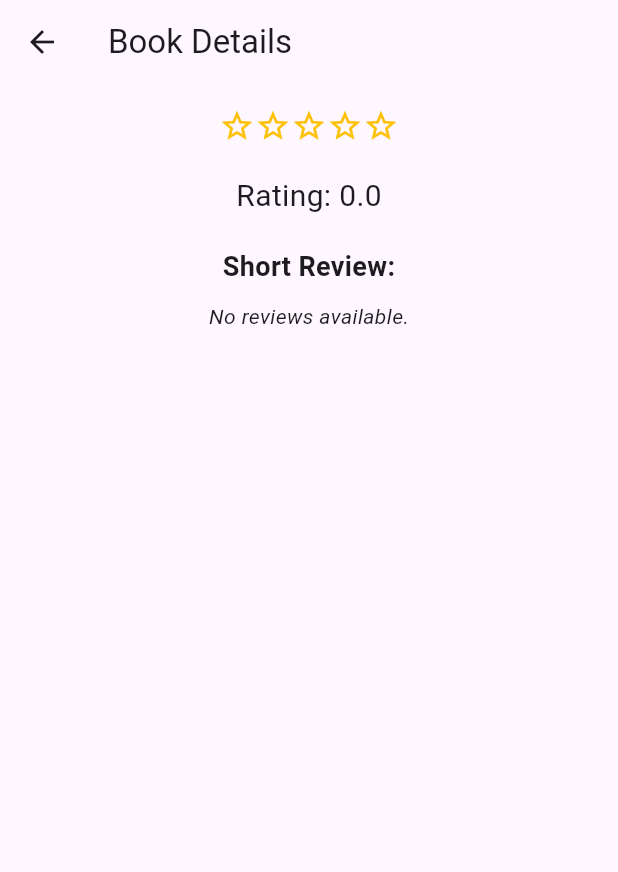
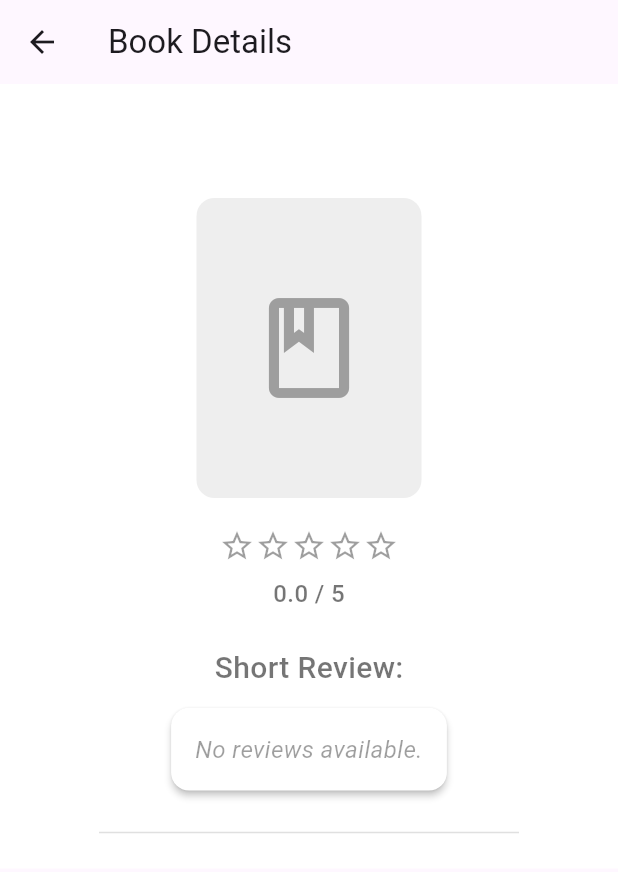
Before and after one commit to ArtemLobk/reviews-books-app, a Flutter app: the BookDetailPage screen opened directly with empty values, on a phone screen of 412 x 824 dp. Shown: the top 872 px of the screen. Run offline on Flutter 3.47's test engine with Material 3 defaults, Android fonts, the phone set to English and light mode, and no system bars.

```diff
--- a/lib/add_book_page.dart
+++ b/lib/add_book_page.dart
@@ -28,17 +28,23 @@ class _AddBookPageState extends State<AddBookPage> {
               decoration: const InputDecoration(labelText: 'Book Title'),
             ),
             const SizedBox(height: 20),
-            Slider(
-              value: _rating,
-              min: 0,
-              max: 5,
-              divisions: 5,
-              label: _rating.toStringAsFixed(1),
-              onChanged: (value) {
-                setState(() {
-                  _rating = value;
-                });
-              },
+            // Star Rating Row
+            Row(
+              mainAxisAlignment: MainAxisAlignment.center,
+              children: List.generate(5, (index) {
+                return IconButton(
+                  icon: Icon(
+                    index < _rating ? Icons.star : Icons.star_border,
+                    color: Colors.amber,
+                    size: 40.0,
+                  ),
+                  onPressed: () {
+                    setState(() {
+                      _rating = index + 1.0;
+                    });
+                  },
+                );
+              }),
             ),
             Text('Rating: ${_rating.toStringAsFixed(1)}'),
             const SizedBox(height: 20),
--- a/lib/book_detail_page.dart
+++ b/lib/book_detail_page.dart
@@ -9,11 +9,51 @@ class BookDetailPage extends StatelessWidget {
   @override
   Widget build(BuildContext context) {
     return Scaffold(
-      appBar: AppBar(title: const Text('Book Details')),
-      body: Padding(
+      appBar: AppBar(
+        title: const Text('Book Details'),
+        backgroundColor: Colors.transparent, // Transparent app bar
+        elevation: 0, // Remove shadow for a flat design
+      ),
+      body: Container(
+        color: Colors.white, // Neutral white background
         padding: const EdgeInsets.all(16.0),
+        child: SingleChildScrollView(
           child: Column(
+            crossAxisAlignment: CrossAxisAlignment.center,
             children: [
+              // Book Title Section
+              Padding(
+                padding: const EdgeInsets.only(bottom: 20),
+                child: Text(
+                  book.title,
+                  style: const TextStyle(
+                    fontSize: 28,
+                    fontWeight: FontWeight.w600,
+                    color:
+                        Colors.black87, // Dark gray text for a minimalist feel
+                  ),
+                  textAlign: TextAlign.center,
+                ),
+              ),
+
+              // Book Cover (Placeholder image)
+              Container(
+                margin: const EdgeInsets.only(bottom: 20),
+                decoration: BoxDecoration(
+                  borderRadius: BorderRadius.circular(12),
+                  color:
+                      Colors.grey[200], // Soft gray background for book cover
+                ),
+                width: 150,
+                height: 200,
+                child: const Icon(
+                  Icons.book_outlined,
+                  size: 80,
+                  color: Colors.grey, // Gray icon for the minimalist style
+                ),
+              ),
+
+              // Rating Section
               Row(
                 mainAxisAlignment: MainAxisAlignment.center,
                 children: List.generate(
@@ -22,30 +62,87 @@ class BookDetailPage extends StatelessWidget {
                     starIndex < book.rating.floor()
                         ? Icons.star
                         : Icons.star_border,
-                  color: Colors.amber,
+                    color: Colors.black38, // Lighter gray for the star color
+                    size: 24, // Moderate star size
                   ),
                 ),
               ),
-            const SizedBox(height: 20),
+              const SizedBox(height: 8),
+
+              // Rating Text
               Text(
-              'Rating: ${book.rating}',
-              style: const TextStyle(fontSize: 20),
+                '${book.rating} / 5',
+                style: const TextStyle(
+                  fontSize: 16,
+                  fontWeight: FontWeight.w500,
+                  color: Colors.black54, // Soft gray text for rating
                 ),
-            const SizedBox(height: 20),
-            const Text('Short Review:',
-                style: TextStyle(fontSize: 18, fontWeight: FontWeight.bold)),
-            const SizedBox(height: 10),
-            // Check if there are reviews
+              ),
+              const SizedBox(height: 24),
+
+              // Short Review Header
+              const Text(
+                'Short Review:',
+                style: TextStyle(
+                  fontSize: 20,
+                  fontWeight: FontWeight.w500,
+                  color: Colors.black54, // Soft gray text
+                ),
+              ),
+              const SizedBox(height: 12),
+
+              // Review Text or No Review Text
               book.reviews.isNotEmpty
-                ? Text(
+                  ? Card(
+                      margin: const EdgeInsets.only(bottom: 20),
+                      elevation: 2,
+                      shape: RoundedRectangleBorder(
+                        borderRadius: BorderRadius.circular(12),
+                      ),
+                      color: Colors.white,
+                      child: Padding(
+                        padding: const EdgeInsets.all(16.0),
+                        child: Text(
                           book.reviews.first.reviewText,
-                    style: const TextStyle(fontSize: 18),
+                          style: const TextStyle(
+                            fontSize: 16,
+                            color: Colors.black54, // Soft gray for text
+                          ),
+                          textAlign: TextAlign.center,
+                        ),
+                      ),
                     )
-                : const Text(
+                  : Card(
+                      margin: const EdgeInsets.only(bottom: 20),
+                      elevation: 2,
+                      shape: RoundedRectangleBorder(
+                        borderRadius: BorderRadius.circular(12),
+                      ),
+                      color: Colors.white,
+                      child: const Padding(
+                        padding: EdgeInsets.all(16.0),
+                        child: Text(
                           'No reviews available.',
-                    style: TextStyle(fontStyle: FontStyle.italic),
+                          style: TextStyle(
+                            fontStyle: FontStyle.italic,
+                            fontSize: 16,
+                            color:
+                                Colors.black38, // Subtle gray for "No reviews"
+                          ),
+                          textAlign: TextAlign.center,
+                        ),
+                      ),
+                    ),
+
+              // Thin Divider to separate content sections
+              const Divider(
+                color: Colors.black12,
+                thickness: 1,
+                indent: 50,
+                endIndent: 50,
               ),
             ],
+          ),
         ),
       ),
     );
```
Lines whose indentation alone changed are shown as unchanged.
